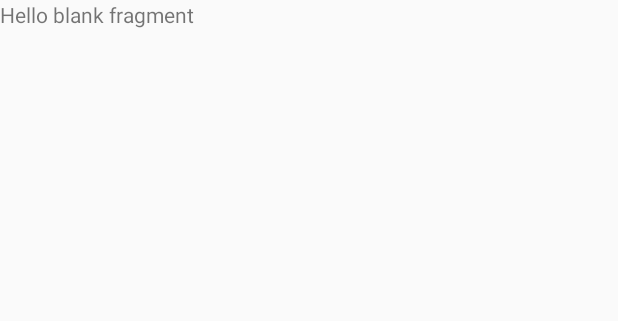
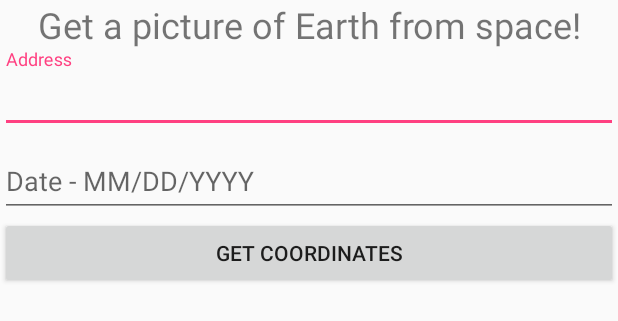
Before and after one commit to jwagnerpl/NasaApp, an Android app: the layout fragment_earth_view.xml on its own in the app's theme, with its tools: preview values and no code run, on a phone screen of 412 x 824 dp. Shown: the top 321 px of the screen. Run offline under Robolectric (Android 15) with nearby library versions, the light colour scheme and no system bars.

Commit message:
Added earthview fields for address.

```diff
--- /dev/null
+++ b/app/src/main/java/teamtreehouse/com/nasaapp/ui/fragments/MapFragment.java
@@ -0,0 +1,21 @@
+package teamtreehouse.com.nasaapp.ui.fragments;
+
+import android.os.Bundle;
+import android.support.annotation.Nullable;
+import android.view.LayoutInflater;
+import android.view.View;
+import android.view.ViewGroup;
+
+public class MapFragment extends android.app.Fragment {
+
+    @Nullable
+    @Override
+    public View onCreateView(LayoutInflater inflater, @Nullable ViewGroup container, Bundle savedInstanceState) {
+        return super.onCreateView(inflater, container, savedInstanceState);
+    }
+
+    @Override
+    public void onViewCreated(View view, @Nullable Bundle savedInstanceState) {
+        super.onViewCreated(view, savedInstanceState);
+    }
+}
--- a/app/src/main/res/layout/fragment_earth_view.xml
+++ b/app/src/main/res/layout/fragment_earth_view.xml
@@ -1,13 +1,56 @@
-<FrameLayout xmlns:android="http://schemas.android.com/apk/res/android"
+<android.support.constraint.ConstraintLayout xmlns:android="http://schemas.android.com/apk/res/android"
     xmlns:tools="http://schemas.android.com/tools"
     android:layout_width="match_parent"
     android:layout_height="match_parent"
+    xmlns:app="http://schemas.android.com/apk/res-auto"
     tools:context="teamtreehouse.com.nasaapp.ui.fragments.EarthViewFragment">
 
-    <!-- TODO: Update blank fragment layout -->
     <TextView
         android:layout_width="match_parent"
-        android:layout_height="match_parent"
-        android:text="@string/hello_blank_fragment" />
+        android:layout_height="wrap_content"
+        android:textSize="24sp"
+        android:textAlignment="center"
+        app:layout_constraintTop_toTopOf="parent"
+        android:id="@+id/explanationText"
+        android:text="@string/get_a_picture_of_earth"
+        />
 
-</FrameLayout>
+    <android.support.design.widget.TextInputLayout
+        android:layout_width="match_parent"
+        android:id="@+id/inputLayout"
+        app:layout_constraintTop_toBottomOf="@id/explanationText"
+        android:layout_height="wrap_content">
+
+        <android.support.design.widget.TextInputEditText
+            android:id="@+id/addressInput"
+            android:layout_width="match_parent"
+            android:layout_height="wrap_content"
+            android:hint="@string/address"
+            />
+
+    </android.support.design.widget.TextInputLayout>
+
+    <android.support.design.widget.TextInputLayout
+        android:layout_width="match_parent"
+        android:id="@+id/inputLayoutDate"
+        app:layout_constraintTop_toBottomOf="@id/inputLayout"
+        android:layout_height="wrap_content">
+
+        <android.support.design.widget.TextInputEditText
+            android:id="@+id/dateInput"
+            android:inputType="date"
+            android:layout_width="match_parent"
+            android:layout_height="wrap_content"
+            android:hint="@string/date_mm_dd_yyyy"
+            />
+
+    </android.support.design.widget.TextInputLayout>
+
+    <Button
+        android:layout_width="match_parent"
+        app:layout_constraintTop_toBottomOf="@id/inputLayoutDate"
+        android:layout_height="wrap_content"
+        android:text="@string/get_coordinates"
+        />
+
+</android.support.constraint.ConstraintLayout>
--- /dev/null
+++ b/app/src/main/res/layout/fragment_map.xml
@@ -0,0 +1,13 @@
+<FrameLayout xmlns:android="http://schemas.android.com/apk/res/android"
+    xmlns:tools="http://schemas.android.com/tools"
+    android:layout_width="match_parent"
+    android:layout_height="match_parent"
+    tools:context="teamtreehouse.com.nasaapp.ui.fragments.MapFragment">
+
+    <!-- TODO: Update blank fragment layout -->
+    <TextView
+        android:layout_width="match_parent"
+        android:layout_height="match_parent"
+        android:text="@string/hello_blank_fragment" />
+
+</FrameLayout>
--- a/app/src/main/res/values/strings.xml
+++ b/app/src/main/res/values/strings.xml
@@ -13,4 +13,9 @@
     <string name="spirit_max_date"> spirit_max_date </string>
     <string name="curiosity_min_date"> curiosity_min_date </string>
     <string name="curiosity_max_date"> curiosity_max_date </string>
+    <string name="enter_address">Enter address</string>
+    <string name="address">Address</string>
+    <string name="get_coordinates">Get Coordinates</string>
+    <string name="get_a_picture_of_earth">Get a picture of Earth from space!</string>
+    <string name="date_mm_dd_yyyy">Date - MM/DD/YYYY</string>
 </resources>
```
